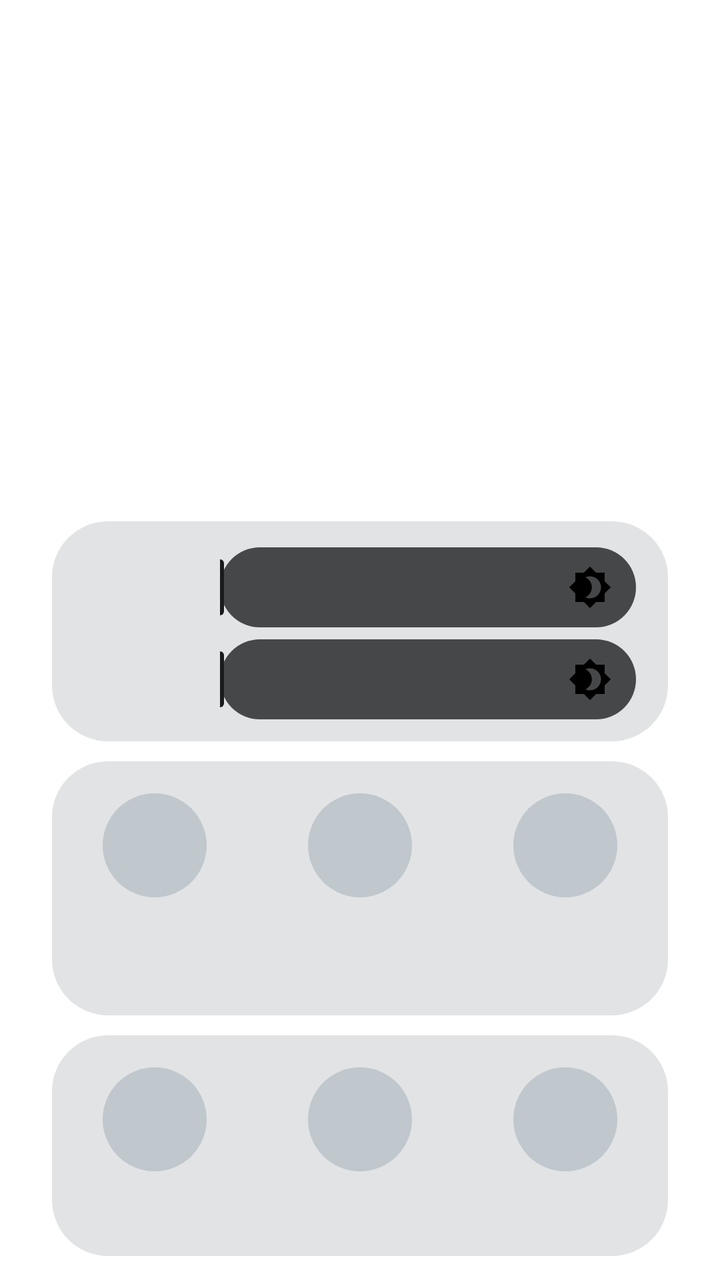
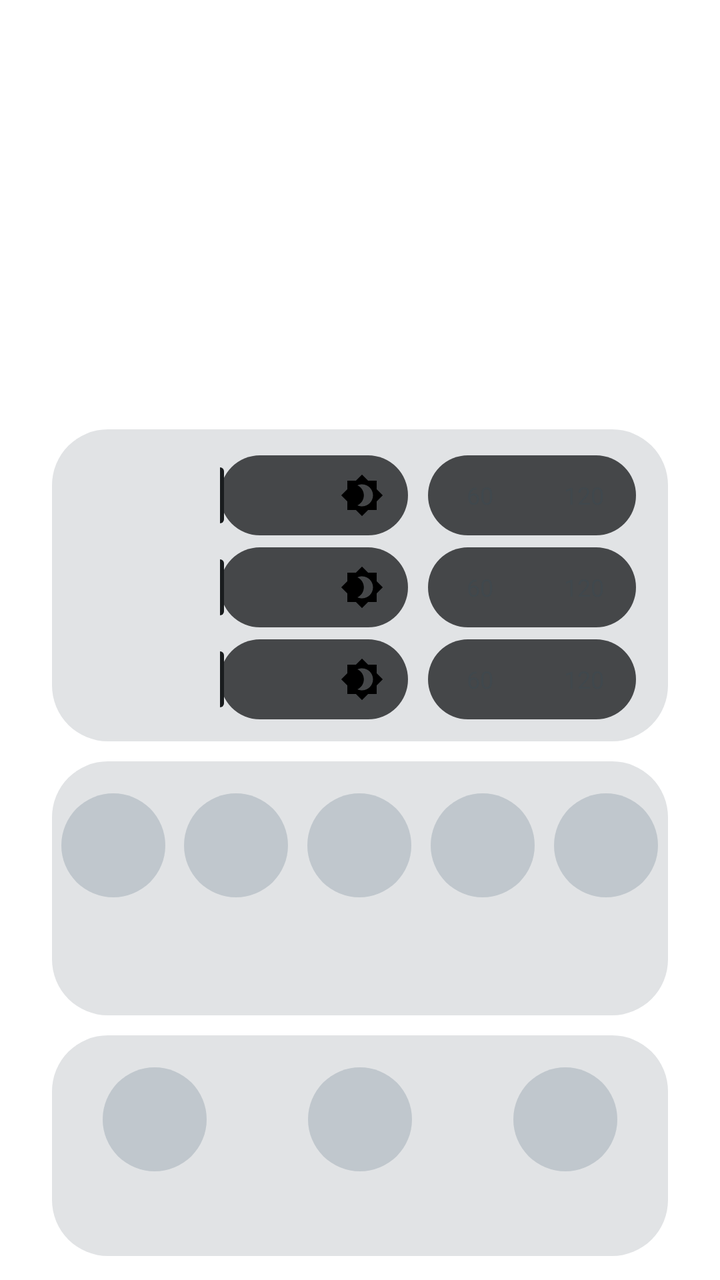

Before-and-after screenshots of an Android layout around one commit, followed by the original layout XML and the change that was made.
<!-- AndroidManifest.xml: activity theme PanelTheme -->
<!-- res/layout/panel.xml -->
<?xml version="1.0" encoding="utf-8"?>
<FrameLayout xmlns:android="http://schemas.android.com/apk/res/android"
    android:layout_width="match_parent"
    android:layout_height="match_parent">

    <LinearLayout
        android:id="@+id/panel_root"
        android:layout_width="match_parent"
        android:layout_height="wrap_content"
        android:layout_gravity="bottom"
        android:layout_marginStart="26dp"
        android:layout_marginEnd="26dp"
        android:layout_marginBottom="12dp"
        android:orientation="vertical">

        <LinearLayout
            android:id="@+id/card_bright"
            android:layout_width="match_parent"
            android:layout_height="wrap_content"
            android:background="@drawable/panel_card"
            android:orientation="vertical"
            android:paddingTop="10dp"
            android:paddingBottom="8dp">


            <include layout="@layout/brightness_row" android:id="@+id/bright_top" />
            <include layout="@layout/brightness_row" android:id="@+id/bright_bottom" />
        </LinearLayout>

        <LinearLayout
            android:id="@+id/card_quick"
            android:layout_width="match_parent"
            android:layout_height="wrap_content"
            android:layout_marginTop="10dp"
            android:background="@drawable/panel_card"
            android:orientation="vertical"
            android:paddingTop="10dp"
            android:paddingBottom="12dp">


            <LinearLayout
                android:layout_width="match_parent"
                android:layout_height="wrap_content"
                android:orientation="horizontal"
                android:baselineAligned="false">

                <include layout="@layout/quick_item" android:id="@+id/quick_fan" />
                <include layout="@layout/quick_item" android:id="@+id/quick_stick" />
                <include layout="@layout/quick_item" android:id="@+id/quick_move" />
            </LinearLayout>
        </LinearLayout>
        <LinearLayout
            android:id="@+id/card"
            android:layout_width="match_parent"
            android:layout_height="wrap_content"
            android:layout_marginTop="10dp"
            android:background="@drawable/panel_card"
            android:orientation="vertical"
            android:paddingTop="10dp"
            android:paddingBottom="12dp">


            <LinearLayout
                android:layout_width="match_parent"
                android:layout_height="wrap_content"
                android:orientation="horizontal"
                android:baselineAligned="false">

                <include layout="@layout/mode_item" android:id="@+id/mode_dual" />
                <include layout="@layout/mode_item" android:id="@+id/mode_top" />
                <include layout="@layout/mode_item" android:id="@+id/mode_bottom" />
            </LinearLayout>
        </LinearLayout>

    </LinearLayout>
</FrameLayout>
<!-- res/layout/brightness_row.xml (included above) -->
<?xml version="1.0" encoding="utf-8"?>
<LinearLayout xmlns:android="http://schemas.android.com/apk/res/android"
    android:layout_width="match_parent"
    android:layout_height="wrap_content"
    android:orientation="horizontal"
    android:gravity="center_vertical"
    android:paddingStart="16dp"
    android:paddingEnd="16dp"
    android:paddingTop="3dp"
    android:paddingBottom="3dp">

    <TextView
        android:id="@+id/bright_label"
        android:layout_width="wrap_content"
        android:layout_height="wrap_content"
        android:minWidth="58dp"
        android:textColor="@color/panel_on_surface_dim"
        android:textSize="12sp" />

    <FrameLayout
        android:layout_width="0dp"
        android:layout_height="wrap_content"
        android:layout_weight="1"
        android:layout_marginStart="10dp">

        <SeekBar
            android:id="@+id/bright_bar"
            android:layout_width="match_parent"
            android:layout_height="40dp"
            android:minHeight="40dp"
            android:maxHeight="40dp"
            android:progressDrawable="@drawable/bright_track"
            android:thumb="@drawable/bright_thumb"
            android:splitTrack="false"
            android:paddingStart="0dp"
            android:paddingEnd="0dp"
            android:thumbOffset="2dp"
            android:max="100" />

        <ImageView
            android:id="@+id/bright_icon"
            android:layout_width="22dp"
            android:layout_height="22dp"
            android:layout_gravity="end|center_vertical"
            android:layout_marginEnd="12dp"
            android:src="@drawable/ic_brightness"
            android:contentDescription="@null" />
    </FrameLayout>
</LinearLayout>
<!-- res/layout/quick_item.xml (included above) -->
<?xml version="1.0" encoding="utf-8"?>
<LinearLayout xmlns:android="http://schemas.android.com/apk/res/android"
    android:layout_width="0dp"
    android:layout_height="wrap_content"
    android:layout_weight="1"
    android:orientation="vertical"
    android:gravity="center_horizontal"
    android:clickable="true"
    android:focusable="true"
    android:paddingTop="6dp"
    android:paddingBottom="6dp"
    android:background="?android:attr/selectableItemBackgroundBorderless">

    <ImageView
        android:id="@+id/icon"
        android:layout_width="52dp"
        android:layout_height="52dp"
        android:background="@drawable/mode_circle"
        android:padding="13dp"
        android:tint="@color/mode_icon_tint"
        android:contentDescription="@null" />

    <TextView
        android:id="@+id/label"
        android:layout_width="wrap_content"
        android:layout_height="wrap_content"
        android:layout_marginTop="8dp"
        android:gravity="center"
        android:maxLines="1"
        android:textColor="@color/panel_on_surface"
        android:textSize="12sp" />

    <TextView
        android:id="@+id/state"
        android:layout_width="wrap_content"
        android:layout_height="wrap_content"
        android:layout_marginTop="2dp"
        android:gravity="center"
        android:maxLines="1"
        android:textColor="@color/panel_on_surface_dim"
        android:textSize="11sp" />
</LinearLayout>
<!-- res/layout/mode_item.xml (included above) -->
<?xml version="1.0" encoding="utf-8"?>
<LinearLayout xmlns:android="http://schemas.android.com/apk/res/android"
    android:layout_width="0dp"
    android:layout_height="wrap_content"
    android:layout_weight="1"
    android:orientation="vertical"
    android:gravity="center_horizontal"
    android:clickable="true"
    android:focusable="true"
    android:paddingTop="6dp"
    android:paddingBottom="6dp"
    android:background="?android:attr/selectableItemBackgroundBorderless">

    <ImageView
        android:id="@+id/icon"
        android:layout_width="52dp"
        android:layout_height="52dp"
        android:background="@drawable/mode_circle"
        android:padding="13dp"
        android:tint="@color/mode_icon_tint"
        android:contentDescription="@null" />

    <TextView
        android:id="@+id/label"
        android:layout_width="wrap_content"
        android:layout_height="wrap_content"
        android:layout_marginTop="8dp"
        android:gravity="center"
        android:maxLines="2"
        android:textColor="@color/panel_on_surface"
        android:textSize="12sp" />
</LinearLayout>
<!-- resources referenced by this layout -->
<resources>
  <color name="panel_on_surface">@android:color/system_neutral1_900</color>
  <color name="panel_on_surface_dim">@android:color/system_neutral2_700</color>
  <!-- drawable bright_thumb (drawable) -->
  <?xml version="1.0" encoding="utf-8"?>
  <shape xmlns:android="http://schemas.android.com/apk/res/android"
      android:shape="rectangle">
      <solid android:color="@color/bright_thumb" />
      <corners android:radius="2dp" />
      <size android:width="4dp" android:height="28dp" />
  </shape>
  <!-- drawable bright_track (drawable) -->
  <?xml version="1.0" encoding="utf-8"?>
  <layer-list xmlns:android="http://schemas.android.com/apk/res/android">
      <item android:id="@android:id/background">
          <shape android:shape="rectangle">
              <solid android:color="@color/bright_track_bg" />
              <corners android:radius="20dp" />
          </shape>
      </item>
      <item android:id="@android:id/progress">
          <clip>
              <shape android:shape="rectangle">
                  <solid android:color="@color/bright_track_fill" />
                  <corners android:radius="20dp" />
              </shape>
          </clip>
      </item>
  </layer-list>
  <!-- drawable ic_brightness (drawable) -->
  <?xml version="1.0" encoding="utf-8"?>
  <vector xmlns:android="http://schemas.android.com/apk/res/android"
      android:width="22dp" android:height="22dp"
      android:viewportWidth="24" android:viewportHeight="24">
      <path android:fillColor="#FF000000"
          android:pathData="M20,8.69V4h-4.69L12,0.69L8.69,4H4v4.69L0.69,12L4,15.31V20h4.69L12,23.31L15.31,20H20v-4.69L23.31,12L20,8.69zM12,18c-0.89,0 -1.74,-0.2 -2.5,-0.55C11.56,16.5 13,14.42 13,12s-1.44,-4.5 -3.5,-5.45C10.26,6.2 11.11,6 12,6c3.31,0 6,2.69 6,6S15.31,18 12,18z" />
  </vector>
  <!-- drawable mode_circle (drawable) -->
  <?xml version="1.0" encoding="utf-8"?>
  <selector xmlns:android="http://schemas.android.com/apk/res/android">
      <item android:state_selected="true">
          <shape android:shape="oval">
              <solid android:color="@color/panel_selected" />
          </shape>
      </item>
      <item>
          <shape android:shape="oval">
              <solid android:color="@color/panel_unselected" />
          </shape>
      </item>
  </selector>
  <!-- drawable panel_card (drawable) -->
  <?xml version="1.0" encoding="utf-8"?>
  <shape xmlns:android="http://schemas.android.com/apk/res/android" android:shape="rectangle">
      <solid android:color="@color/panel_card" />
      <corners android:radius="28dp" />
  </shape>
  <color name="bright_thumb">@android:color/system_neutral1_900</color>
  <color name="bright_track_bg">@android:color/system_neutral1_700</color>
  <color name="bright_track_fill">@android:color/system_accent1_100</color>
  <color name="panel_selected">@android:color/system_accent1_600</color>
  <color name="panel_unselected">@android:color/system_neutral2_200</color>
  <color name="panel_card">@android:color/system_neutral1_100</color>
  <!-- unchanged entries left out for length: 1 -->
</resources>

<!-- the commit's change to res/layout/panel.xml (unified diff, before → after) -->
@@ -25,6 +25,7 @@
 
             <include layout="@layout/brightness_row" android:id="@+id/bright_top" />
             <include layout="@layout/brightness_row" android:id="@+id/bright_bottom" />
+            <include layout="@layout/brightness_row" android:id="@+id/row_volume" />
         </LinearLayout>
 
         <LinearLayout
@@ -47,6 +48,8 @@
                 <include layout="@layout/quick_item" android:id="@+id/quick_fan" />
                 <include layout="@layout/quick_item" android:id="@+id/quick_stick" />
                 <include layout="@layout/quick_item" android:id="@+id/quick_move" />
+                <include layout="@layout/quick_item" android:id="@+id/quick_clean" />
+                <include layout="@layout/quick_item" android:id="@+id/quick_haptics" />
             </LinearLayout>
         </LinearLayout>
         <LinearLayout
@@ -123,6 +126,46 @@
             android:src="@drawable/ic_brightness"
             android:contentDescription="@null" />
     </FrameLayout>
+
+    
+    <LinearLayout
+        android:id="@+id/hz_group"
+        android:layout_width="wrap_content"
+        android:layout_height="40dp"
+        android:layout_marginStart="10dp"
+        android:orientation="horizontal"
+        android:background="@drawable/hz_group">
+
+        <TextView
+            android:id="@+id/hz_low"
+            android:layout_width="wrap_content"
+            android:layout_height="match_parent"
+            android:gravity="center"
+            android:minWidth="52dp"
+            android:paddingStart="4dp"
+            android:paddingEnd="4dp"
+            android:background="@drawable/hz_seg"
+            android:textColor="@color/hz_text"
+            android:textSize="12sp"
+            android:clickable="true"
+            android:focusable="true"
+            android:text="@string/hz_low" />
+
+        <TextView
+            android:id="@+id/hz_high"
+            android:layout_width="wrap_content"
+            android:layout_height="match_parent"
+            android:gravity="center"
+            android:minWidth="52dp"
+            android:paddingStart="4dp"
+            android:paddingEnd="4dp"
+            android:background="@drawable/hz_seg"
+            android:textColor="@color/hz_text"
+            android:textSize="12sp"
+            android:clickable="true"
+            android:focusable="true"
+            android:text="@string/hz_high" />
+    </LinearLayout>
 </LinearLayout>
 <!-- res/layout/quick_item.xml (included above) -->
 <?xml version="1.0" encoding="utf-8"?>
<!-- resource entries referenced after the edit -->
@@ -28,6 +28,23 @@
           </clip>
       </item>
   </layer-list>
+  <!-- drawable hz_group (drawable) -->
+  <?xml version="1.0" encoding="utf-8"?>
+  <shape xmlns:android="http://schemas.android.com/apk/res/android" android:shape="rectangle">
+      <solid android:color="@color/bright_track_bg" />
+      <corners android:radius="20dp" />
+  </shape>
+  <!-- drawable hz_seg (drawable) -->
+  <?xml version="1.0" encoding="utf-8"?>
+  <selector xmlns:android="http://schemas.android.com/apk/res/android">
+      <item android:state_selected="true">
+          <shape android:shape="rectangle">
+              <solid android:color="@color/bright_track_fill" />
+              <corners android:radius="20dp" />
+          </shape>
+      </item>
+      <item><shape android:shape="rectangle"><solid android:color="@android:color/transparent" /></shape></item>
+  </selector>
   <!-- drawable ic_brightness (drawable) -->
   <?xml version="1.0" encoding="utf-8"?>
   <vector xmlns:android="http://schemas.android.com/apk/res/android"
@@ -56,6 +73,8 @@
       <solid android:color="@color/panel_card" />
       <corners android:radius="28dp" />
   </shape>
+  <string name="hz_high">120</string>
+  <string name="hz_low">60</string>
   <color name="bright_thumb">@android:color/system_neutral1_900</color>
   <color name="bright_track_bg">@android:color/system_neutral1_700</color>
   <color name="bright_track_fill">@android:color/system_accent1_100</color>
